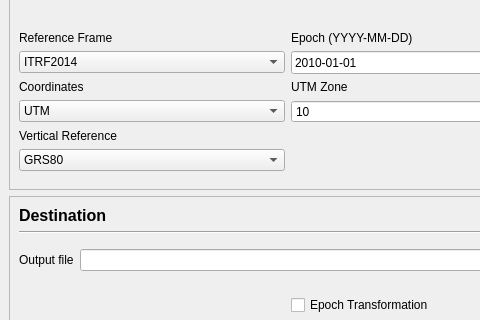
Old version of the form las_trx/resources/mainwindow.ui in the repository HakaiInstitute/LAS-TRX; both pictures show x 0 to 480 and y 104 to 424 of the 576 by 789 pixel window.
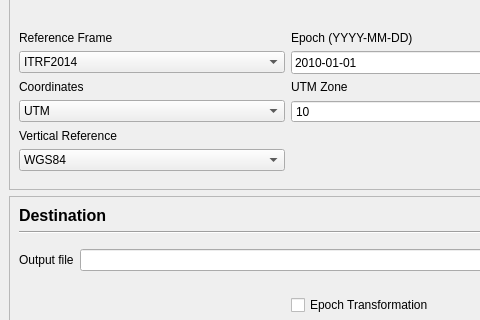
New version of the form.

What changed in the file:
```diff
--- a/las_trx/resources/mainwindow.ui
+++ b/las_trx/resources/mainwindow.ui
@@ -348,7 +348,7 @@
            <widget class="QComboBox" name="comboBox_input_vertical_reference">
             <item>
              <property name="text">
-              <string>GRS80</string>
+              <string>WGS84</string>
              </property>
             </item>
            </widget>
```
